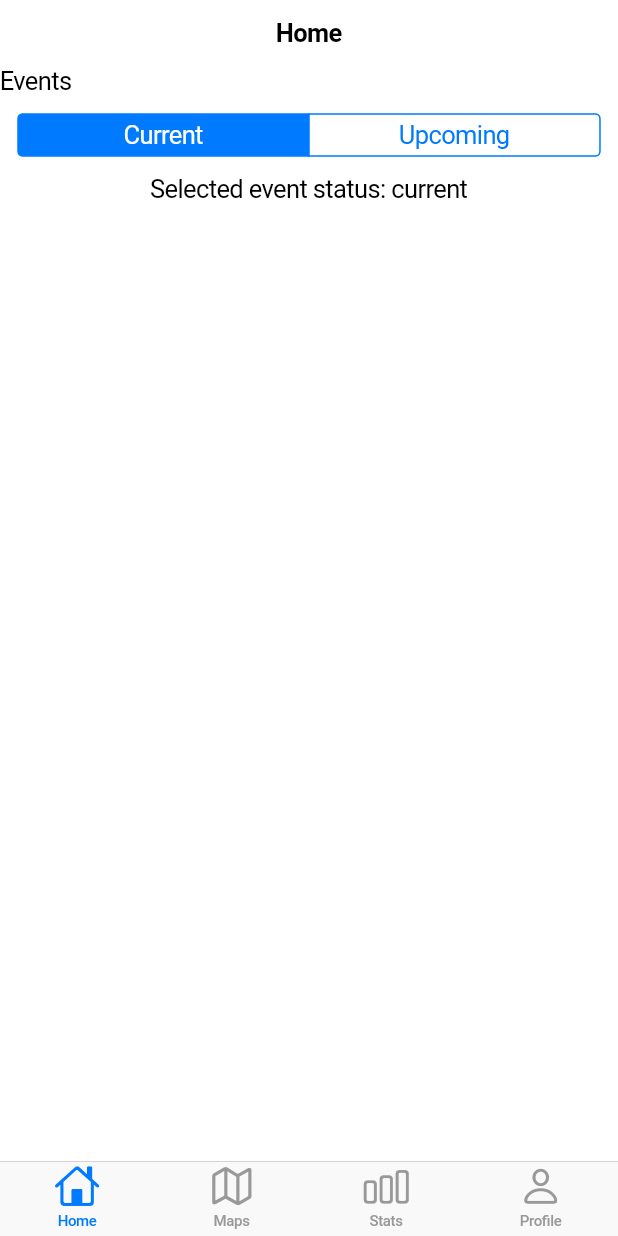
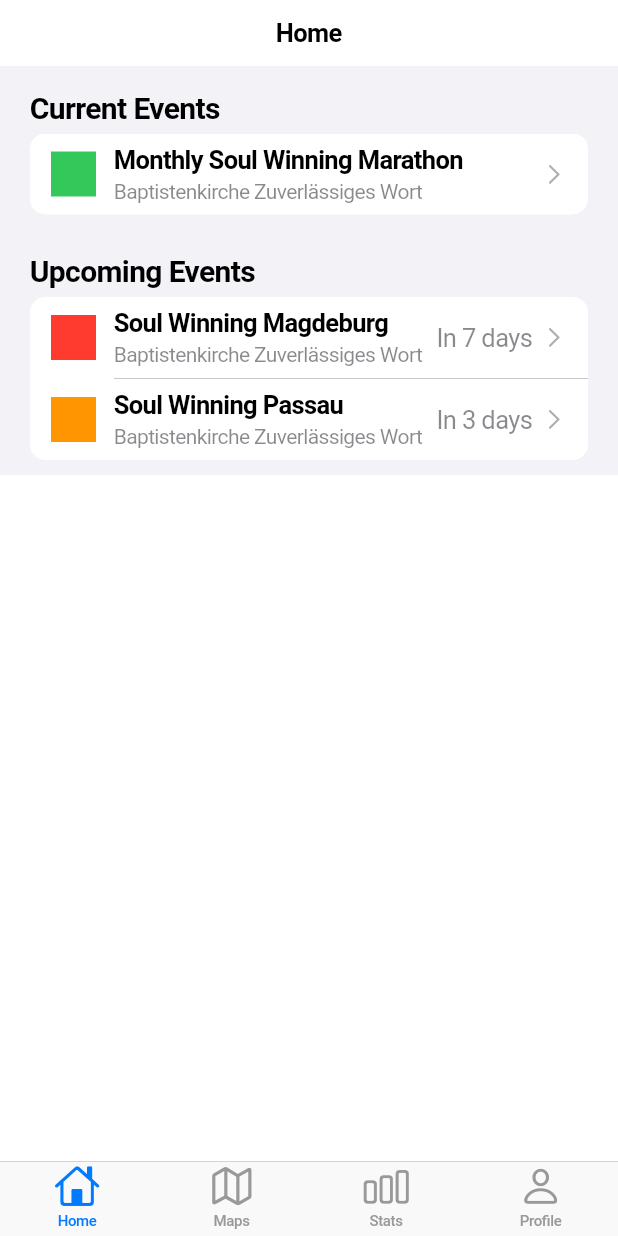
Before and after one commit to joelkingsley/winsouls-client, a Flutter app: the screen it shows after launch, on a phone screen of 412 x 824 dp. Run offline on Flutter 3.47's test engine with Material 2 defaults, Android fonts, the phone set to English and light mode, and no system bars.

Commit message:
Changed segmented control in home tab to list

```diff
--- a/lib/presentation/tabs/home/home_tab.dart
+++ b/lib/presentation/tabs/home/home_tab.dart
@@ -1,4 +1,5 @@
 import 'package:flutter/cupertino.dart';
+import 'package:winsouls/presentation/tabs/home/event_detail/event_detail.dart';
 
 class HomeTabPage extends StatefulWidget {
   const HomeTabPage({super.key});
@@ -10,35 +11,78 @@ class HomeTabPage extends StatefulWidget {
 enum EventStatus { current, upcoming }
 
 class _HomeTabPageState extends State<HomeTabPage> {
-  EventStatus _selectedEventStatus = EventStatus.current;
-
   @override
   Widget build(BuildContext context) {
     return CupertinoPageScaffold(
-        navigationBar: const CupertinoNavigationBar(
-          middle: Text('Home'),
-        ),
-        child: ListView(children: [
-          const Text('Events'),
-          CupertinoSegmentedControl<EventStatus>(
-            // Provide horizontal padding around the children.
-            padding: const EdgeInsets.symmetric(horizontal: 12, vertical: 12),
-            // This represents a currently selected segmented control.
-            groupValue: _selectedEventStatus,
-            // Callback that sets the selected segmented control.
-            onValueChanged: (EventStatus value) {
-              setState(() {
-                _selectedEventStatus = value;
-              });
-            },
-            children: const <EventStatus, Widget>{
-              EventStatus.current: Text('Current'),
-              EventStatus.upcoming: Text('Upcoming'),
-            },
-          ),
-          Center(
-              child:
-                  Text('Selected event status: ${_selectedEventStatus.name}'))
-        ]));
+      navigationBar: const CupertinoNavigationBar(
+        middle: Text('Home'),
+      ),
+      child: ListView(
+        children: [
+          CupertinoListSection.insetGrouped(
+              header: const Text('Current Events'),
+              children: <CupertinoListTile>[
+                CupertinoListTile.notched(
+                  title: const Text('Monthly Soul Winning Marathon'),
+                  subtitle: const Text('Baptistenkirche Zuverlässiges Wort'),
+                  leading: Container(
+                    width: double.infinity,
+                    height: double.infinity,
+                    color: CupertinoColors.activeGreen,
+                  ),
+                  trailing: const CupertinoListTileChevron(),
+                  onTap: () => Navigator.of(context).push(
+                    CupertinoPageRoute<void>(
+                      builder: (BuildContext context) {
+                        return const EventDetailPage();
+                      },
+                    ),
+                  ),
+                )
+              ]),
+          CupertinoListSection.insetGrouped(
+            header: const Text('Upcoming Events'),
+            children: [
+              CupertinoListTile.notched(
+                title: const Text('Soul Winning Magdeburg'),
+                subtitle: const Text('Baptistenkirche Zuverlässiges Wort'),
+                leading: Container(
+                  width: double.infinity,
+                  height: double.infinity,
+                  color: CupertinoColors.systemRed,
+                ),
+                trailing: const CupertinoListTileChevron(),
+                additionalInfo: const Text('In 7 days'),
+                onTap: () => Navigator.of(context).push(
+                  CupertinoPageRoute<void>(
+                    builder: (BuildContext context) {
+                      return const EventDetailPage();
+                    },
+                  ),
+                ),
+              ),
+              CupertinoListTile.notched(
+                title: const Text('Soul Winning Passau'),
+                subtitle: const Text('Baptistenkirche Zuverlässiges Wort'),
+                leading: Container(
+                  width: double.infinity,
+                  height: double.infinity,
+                  color: CupertinoColors.activeOrange,
+                ),
+                additionalInfo: const Text('In 3 days'),
+                trailing: const CupertinoListTileChevron(),
+                onTap: () => Navigator.of(context).push(
+                  CupertinoPageRoute<void>(
+                    builder: (BuildContext context) {
+                      return const EventDetailPage();
+                    },
+                  ),
+                ),
+              ),
+            ],
+          )
+        ],
+      ),
+    );
   }
 }
```
Also changed, not shown: lib/presentation/tabs/home/event_detail/event_detail.dart (added, +24 -0 lines).
